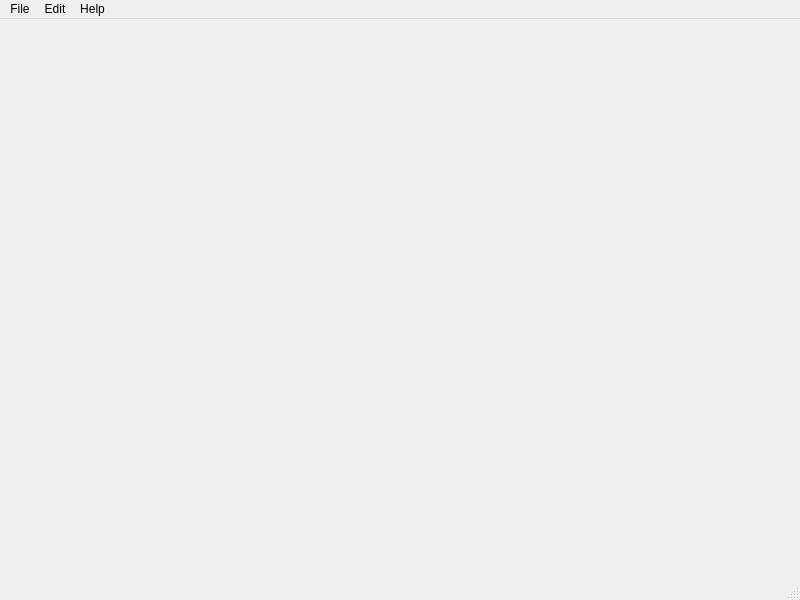
Above: VWS/vectorweavestudio.ui from wbic16/vector-weave-studio before the change. Below: the same form after it.
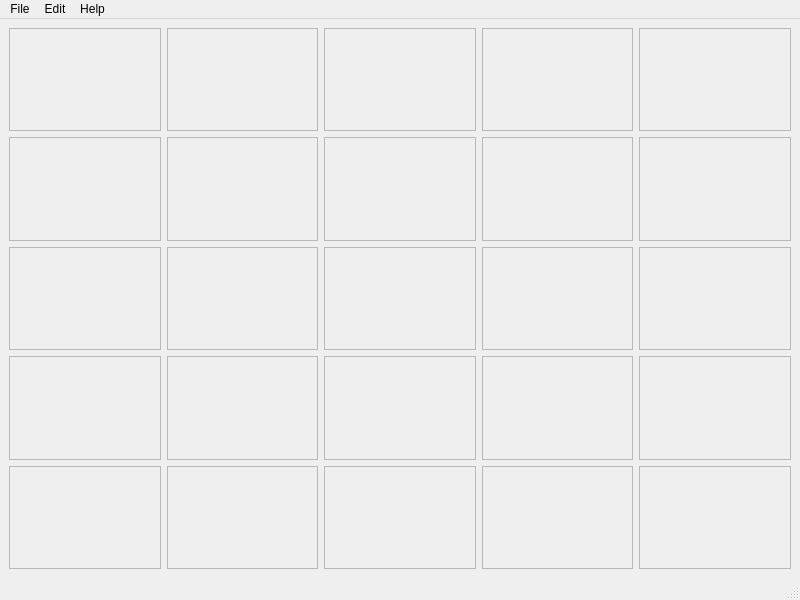
That is the form after the change.

Commit message: Added Tile Frames

The edit to the form file:
```diff
--- a/VWS/vectorweavestudio.ui
+++ b/VWS/vectorweavestudio.ui
@@ -13,7 +13,260 @@
   <property name="windowTitle">
    <string>VectorWeaveStudio</string>
   </property>
-  <widget class="QWidget" name="centralwidget"/>
+  <widget class="QWidget" name="centralwidget">
+   <layout class="QGridLayout" name="gridLayout">
+    <item row="0" column="0">
+     <widget class="QFrame" name="f1">
+      <property name="frameShape">
+       <enum>QFrame::Shape::StyledPanel</enum>
+      </property>
+      <property name="frameShadow">
+       <enum>QFrame::Shadow::Raised</enum>
+      </property>
+     </widget>
+    </item>
+    <item row="0" column="1">
+     <widget class="QFrame" name="f2">
+      <property name="frameShape">
+       <enum>QFrame::Shape::StyledPanel</enum>
+      </property>
+      <property name="frameShadow">
+       <enum>QFrame::Shadow::Raised</enum>
+      </property>
+     </widget>
+    </item>
+    <item row="0" column="2">
+     <widget class="QFrame" name="f3">
+      <property name="frameShape">
+       <enum>QFrame::Shape::StyledPanel</enum>
+      </property>
+      <property name="frameShadow">
+       <enum>QFrame::Shadow::Raised</enum>
+      </property>
+     </widget>
+    </item>
+    <item row="0" column="3">
+     <widget class="QFrame" name="f4">
+      <property name="frameShape">
+       <enum>QFrame::Shape::StyledPanel</enum>
+      </property>
+      <property name="frameShadow">
+       <enum>QFrame::Shadow::Raised</enum>
+      </property>
+     </widget>
+    </item>
+    <item row="0" column="4">
+     <widget class="QFrame" name="f5">
+      <property name="frameShape">
+       <enum>QFrame::Shape::StyledPanel</enum>
+      </property>
+      <property name="frameShadow">
+       <enum>QFrame::Shadow::Raised</enum>
+      </property>
+     </widget>
+    </item>
+    <item row="1" column="0">
+     <widget class="QFrame" name="f6">
+      <property name="frameShape">
+       <enum>QFrame::Shape::StyledPanel</enum>
+      </property>
+      <property name="frameShadow">
+       <enum>QFrame::Shadow::Raised</enum>
+      </property>
+     </widget>
+    </item>
+    <item row="1" column="1">
+     <widget class="QFrame" name="f7">
+      <property name="frameShape">
+       <enum>QFrame::Shape::StyledPanel</enum>
+      </property>
+      <property name="frameShadow">
+       <enum>QFrame::Shadow::Raised</enum>
+      </property>
+     </widget>
+    </item>
+    <item row="1" column="2">
+     <widget class="QFrame" name="f8">
+      <property name="frameShape">
+       <enum>QFrame::Shape::StyledPanel</enum>
+      </property>
+      <property name="frameShadow">
+       <enum>QFrame::Shadow::Raised</enum>
+      </property>
+     </widget>
+    </item>
+    <item row="1" column="3">
+     <widget class="QFrame" name="f9">
+      <property name="frameShape">
+       <enum>QFrame::Shape::StyledPanel</enum>
+      </property>
+      <property name="frameShadow">
+       <enum>QFrame::Shadow::Raised</enum>
+      </property>
+     </widget>
+    </item>
+    <item row="1" column="4">
+     <widget class="QFrame" name="f10">
+      <property name="frameShape">
+       <enum>QFrame::Shape::StyledPanel</enum>
+      </property>
+      <property name="frameShadow">
+       <enum>QFrame::Shadow::Raised</enum>
+      </property>
+     </widget>
+    </item>
+    <item row="2" column="0">
+     <widget class="QFrame" name="f11">
+      <property name="frameShape">
+       <enum>QFrame::Shape::StyledPanel</enum>
+      </property>
+      <property name="frameShadow">
+       <enum>QFrame::Shadow::Raised</enum>
+      </property>
+     </widget>
+    </item>
+    <item row="2" column="1">
+     <widget class="QFrame" name="f12">
+      <property name="frameShape">
+       <enum>QFrame::Shape::StyledPanel</enum>
+      </property>
+      <property name="frameShadow">
+       <enum>QFrame::Shadow::Raised</enum>
+      </property>
+     </widget>
+    </item>
+    <item row="2" column="2">
+     <widget class="QFrame" name="f13">
+      <property name="frameShape">
+       <enum>QFrame::Shape::StyledPanel</enum>
+      </property>
+      <property name="frameShadow">
+       <enum>QFrame::Shadow::Raised</enum>
+      </property>
+     </widget>
+    </item>
+    <item row="2" column="3">
+     <widget class="QFrame" name="f14">
+      <property name="frameShape">
+       <enum>QFrame::Shape::StyledPanel</enum>
+      </property>
+      <property name="frameShadow">
+       <enum>QFrame::Shadow::Raised</enum>
+      </property>
+     </widget>
+    </item>
+    <item row="2" column="4">
+     <widget class="QFrame" name="f15">
+      <property name="frameShape">
+       <enum>QFrame::Shape::StyledPanel</enum>
+      </property>
+      <property name="frameShadow">
+       <enum>QFrame::Shadow::Raised</enum>
+      </property>
+     </widget>
+    </item>
+    <item row="3" column="0">
+     <widget class="QFrame" name="f16">
+      <property name="frameShape">
+       <enum>QFrame::Shape::StyledPanel</enum>
+      </property>
+      <property name="frameShadow">
+       <enum>QFrame::Shadow::Raised</enum>
+      </property>
+     </widget>
+    </item>
+    <item row="3" column="1">
+     <widget class="QFrame" name="f17">
+      <property name="frameShape">
+       <enum>QFrame::Shape::StyledPanel</enum>
+      </property>
+      <property name="frameShadow">
+       <enum>QFrame::Shadow::Raised</enum>
+      </property>
+     </widget>
+    </item>
+    <item row="3" column="2">
+     <widget class="QFrame" name="f18">
+      <property name="frameShape">
+       <enum>QFrame::Shape::StyledPanel</enum>
+      </property>
+      <property name="frameShadow">
+       <enum>QFrame::Shadow::Raised</enum>
+      </property>
+     </widget>
+    </item>
+    <item row="3" column="3">
+     <widget class="QFrame" name="f19">
+      <property name="frameShape">
+       <enum>QFrame::Shape::StyledPanel</enum>
+      </property>
+      <property name="frameShadow">
+       <enum>QFrame::Shadow::Raised</enum>
+      </property>
+     </widget>
+    </item>
+    <item row="3" column="4">
+     <widget class="QFrame" name="f20">
+      <property name="frameShape">
+       <enum>QFrame::Shape::StyledPanel</enum>
+      </property>
+      <property name="frameShadow">
+       <enum>QFrame::Shadow::Raised</enum>
+      </property>
+     </widget>
+    </item>
+    <item row="4" column="0">
+     <widget class="QFrame" name="f21">
+      <property name="frameShape">
+       <enum>QFrame::Shape::StyledPanel</enum>
+      </property>
+      <property name="frameShadow">
+       <enum>QFrame::Shadow::Raised</enum>
+      </property>
+     </widget>
+    </item>
+    <item row="4" column="1">
+     <widget class="QFrame" name="f22">
+      <property name="frameShape">
+       <enum>QFrame::Shape::StyledPanel</enum>
+      </property>
+      <property name="frameShadow">
+       <enum>QFrame::Shadow::Raised</enum>
+      </property>
+     </widget>
+    </item>
+    <item row="4" column="2">
+     <widget class="QFrame" name="f23">
+      <property name="frameShape">
+       <enum>QFrame::Shape::StyledPanel</enum>
+      </property>
+      <property name="frameShadow">
+       <enum>QFrame::Shadow::Raised</enum>
+      </property>
+     </widget>
+    </item>
+    <item row="4" column="3">
+     <widget class="QFrame" name="f24">
+      <property name="frameShape">
+       <enum>QFrame::Shape::StyledPanel</enum>
+      </property>
+      <property name="frameShadow">
+       <enum>QFrame::Shadow::Raised</enum>
+      </property>
+     </widget>
+    </item>
+    <item row="4" column="4">
+     <widget class="QFrame" name="f25">
+      <property name="frameShape">
+       <enum>QFrame::Shape::StyledPanel</enum>
+      </property>
+      <property name="frameShadow">
+       <enum>QFrame::Shadow::Raised</enum>
+      </property>
+     </widget>
+    </item>
+   </layout>
+  </widget>
   <widget class="QMenuBar" name="menubar">
    <property name="geometry">
     <rect>
```
The commit also changes 1 other file.
